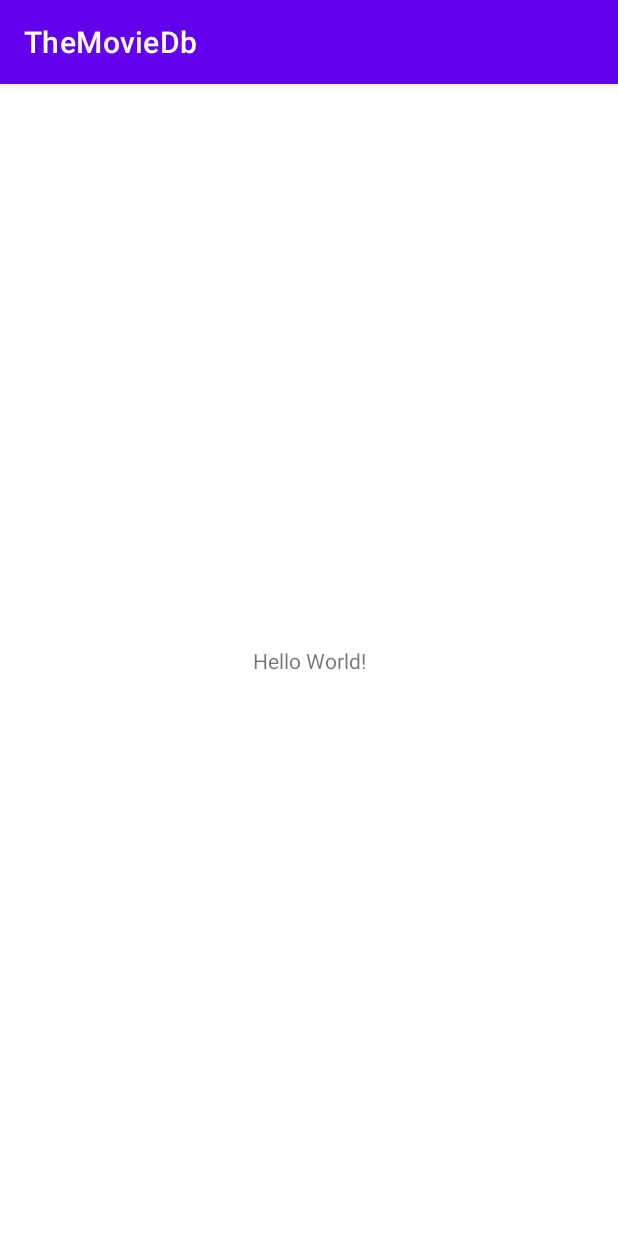
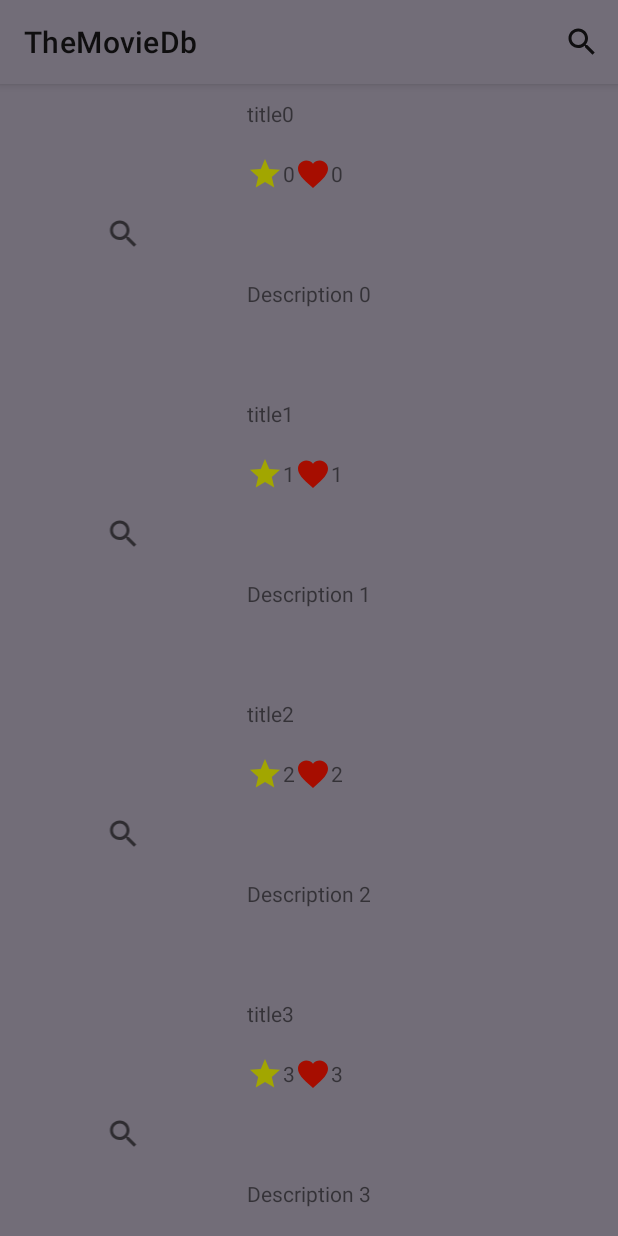
Before and after one commit to schigabiga/themoviedb, an Android app: the screen it shows after launch (MainActivity), on a phone screen of 412 x 824 dp. Run offline under Robolectric (Android 15) with nearby library versions, the phone set to English and light mode, and no system bars.

Commit message:
UI, adapter

```diff
--- a/app/build.gradle
+++ b/app/build.gradle
@@ -36,4 +36,9 @@ dependencies {
     testImplementation 'junit:junit:4.+'
     androidTestImplementation 'androidx.test.ext:junit:1.1.2'
     androidTestImplementation 'androidx.test.espresso:espresso-core:3.3.0'
+
+    //
+    implementation 'com.squareup.retrofit2:retrofit:2.9.0'
+    implementation 'com.squareup.retrofit2:converter-gson:2.9.0'
+    implementation 'com.squareup.picasso:picasso:2.71828'
 }
--- a/app/src/main/java/com/schigabiga/themoviedb/MainActivity.java
+++ b/app/src/main/java/com/schigabiga/themoviedb/MainActivity.java
@@ -1,14 +1,69 @@
 package com.schigabiga.themoviedb;
 
 import androidx.appcompat.app.AppCompatActivity;
+import androidx.core.widget.NestedScrollView;
+import androidx.recyclerview.widget.LinearLayoutManager;
+import androidx.recyclerview.widget.RecyclerView;
 
 import android.os.Bundle;
+import android.view.Menu;
+import android.view.MenuItem;
+import android.widget.SearchView;
+
+import com.schigabiga.themoviedb.adapter.MovieAdapter;
+import com.schigabiga.themoviedb.model.Movie;
+
+import java.util.ArrayList;
 
 public class MainActivity extends AppCompatActivity {
+
+    RecyclerView recyclerView;
+    NestedScrollView nestedScrollView;
+    ArrayList<Movie> movies = new ArrayList<Movie>();
+    MovieAdapter movieAdapter;
 
     @Override
     protected void onCreate(Bundle savedInstanceState) {
         super.onCreate(savedInstanceState);
         setContentView(R.layout.activity_main);
+
+        setList();
+        setUpUI();
+    }
+
+
+    @Override
+    public boolean onCreateOptionsMenu(Menu menu) {
+        getMenuInflater().inflate(R.menu.search_menu,menu);
+        MenuItem menuItem = menu.findItem(R.id.btn_search);
+        androidx.appcompat.widget.SearchView searchView = (androidx.appcompat.widget.SearchView) menuItem.getActionView();
+        searchView.setQueryHint("Find your movie...");
+
+        searchView.setOnQueryTextListener(new androidx.appcompat.widget.SearchView.OnQueryTextListener() {
+            @Override
+            public boolean onQueryTextSubmit(String query) {
+                return false;
+            }
+
+            @Override
+            public boolean onQueryTextChange(String newText) {
+                return false;
+            }
+        });
+        return super.onCreateOptionsMenu(menu);
+    }
+
+    private void setUpUI(){
+        nestedScrollView = findViewById(R.id.nested_scroll);
+        recyclerView = findViewById(R.id.recycleview);
+        movieAdapter = new MovieAdapter(this,movies);
+        recyclerView.setLayoutManager(new LinearLayoutManager(this));
+        recyclerView.setAdapter(movieAdapter);
+    }
+
+    private void setList(){
+        for (int i=0;i<10;i++) {
+            movies.add(new Movie("title"+i, String.valueOf(i), String.valueOf(i), "Description "+i));
+        }
     }
 }
--- /dev/null
+++ b/app/src/main/java/com/schigabiga/themoviedb/adapter/MovieAdapter.java
@@ -0,0 +1,63 @@
+package com.schigabiga.themoviedb.adapter;
+
+import android.app.Activity;
+import android.view.LayoutInflater;
+import android.view.View;
+import android.view.ViewGroup;
+import android.widget.TextView;
+
+import androidx.annotation.NonNull;
+import androidx.recyclerview.widget.RecyclerView;
+
+import com.schigabiga.themoviedb.R;
+import com.schigabiga.themoviedb.model.Movie;
+
+import java.util.ArrayList;
+
+public class MovieAdapter extends RecyclerView.Adapter<MovieAdapter.ViewHolder> {
+
+    private ArrayList<Movie> movies;
+    private Activity activity;
+
+    public MovieAdapter(Activity activity, ArrayList<Movie> movies){
+        this.activity = activity;
+        this.movies = movies;
+    }
+
+    @NonNull
+    @Override
+    public MovieAdapter.ViewHolder onCreateViewHolder(@NonNull ViewGroup parent, int viewType) {
+        View view = LayoutInflater.from(parent.getContext()).inflate(R.layout.movie_items,parent,false);
+        return new ViewHolder(view);
+    }
+
+    @Override
+    public void onBindViewHolder(@NonNull MovieAdapter.ViewHolder holder, int position) {
+        Movie movie_current = movies.get(position);
+
+        holder.title.setText(movie_current.getTitle());
+        holder.fav.setText(movie_current.getFav());
+        holder.like.setText(movie_current.getLike());
+        holder.desc.setText(movie_current.getDesc());
+
+    }
+
+    @Override
+    public int getItemCount() {
+        return movies.size();
+    }
+
+    public class ViewHolder extends RecyclerView.ViewHolder{
+        TextView title;
+        TextView fav;
+        TextView like;
+        TextView desc;
+        public ViewHolder(@NonNull View itemView) {
+            super(itemView);
+            title = itemView.findViewById(R.id.movie_item_title);
+            fav = itemView.findViewById(R.id.movie_item_fav);
+            like = itemView.findViewById(R.id.movie_item_like);
+            desc = itemView.findViewById(R.id.movie_item_desc);
+        }
+    }
+}
--- /dev/null
+++ b/app/src/main/java/com/schigabiga/themoviedb/model/Movie.java
@@ -0,0 +1,44 @@
+package com.schigabiga.themoviedb.model;
+
+public class Movie {
+    private String title,fav,like,desc;
+
+    public Movie(String title, String fav, String like, String desc) {
+        this.title = title;
+        this.fav = fav;
+        this.like = like;
+        this.desc = desc;
+    }
+
+    public String getDesc() {
+        return desc;
+    }
+
+    public void setDesc(String desc) {
+        this.desc = desc;
+    }
+
+    public String getTitle() {
+        return title;
+    }
+
+    public void setTitle(String title) {
+        this.title = title;
+    }
+
+    public String getFav() {
+        return fav;
+    }
+
+    public void setFav(String fav) {
+        this.fav = fav;
+    }
+
+    public String getLike() {
+        return like;
+    }
+
+    public void setLike(String like) {
+        this.like = like;
+    }
+}
--- /dev/null
+++ b/app/src/main/res/drawable/ic_love.xml
@@ -0,0 +1,5 @@
+<vector android:height="24dp" android:tint="#A60D00"
+    android:viewportHeight="24" android:viewportWidth="24"
+    android:width="24dp" xmlns:android="http://schemas.android.com/apk/res/android">
+    <path android:fillColor="@android:color/white" android:pathData="M12,21.35l-1.45,-1.32C5.4,15.36 2,12.28 2,8.5 2,5.42 4.42,3 7.5,3c1.74,0 3.41,0.81 4.5,2.09C13.09,3.81 14.76,3 16.5,3 19.58,3 22,5.42 22,8.5c0,3.78 -3.4,6.86 -8.55,11.54L12,21.35z"/>
+</vector>
--- /dev/null
+++ b/app/src/main/res/drawable/ic_search.xml
@@ -0,0 +1,10 @@
+<vector xmlns:android="http://schemas.android.com/apk/res/android"
+    android:width="24dp"
+    android:height="24dp"
+    android:viewportWidth="24"
+    android:viewportHeight="24"
+    android:tint="?attr/colorControlNormal">
+  <path
+      android:fillColor="@android:color/white"
+      android:pathData="M15.5,14h-0.79l-0.28,-0.27C15.41,12.59 16,11.11 16,9.5 16,5.91 13.09,3 9.5,3S3,5.91 3,9.5 5.91,16 9.5,16c1.61,0 3.09,-0.59 4.23,-1.57l0.27,0.28v0.79l5,4.99L20.49,19l-4.99,-5zM9.5,14C7.01,14 5,11.99 5,9.5S7.01,5 9.5,5 14,7.01 14,9.5 11.99,14 9.5,14z"/>
+</vector>
--- /dev/null
+++ b/app/src/main/res/drawable/ic_star.xml
@@ -0,0 +1,5 @@
+<vector android:height="24dp" android:tint="#A2A600"
+    android:viewportHeight="24" android:viewportWidth="24"
+    android:width="24dp" xmlns:android="http://schemas.android.com/apk/res/android">
+    <path android:fillColor="@android:color/white" android:pathData="M12,17.27L18.18,21l-1.64,-7.03L22,9.24l-7.19,-0.61L12,2 9.19,8.63 2,9.24l5.46,4.73L5.82,21z"/>
+</vector>
--- a/app/src/main/res/layout/activity_main.xml
+++ b/app/src/main/res/layout/activity_main.xml
@@ -1,18 +1,18 @@
 <?xml version="1.0" encoding="utf-8"?>
-<androidx.constraintlayout.widget.ConstraintLayout xmlns:android="http://schemas.android.com/apk/res/android"
-    xmlns:app="http://schemas.android.com/apk/res-auto"
+<androidx.core.widget.NestedScrollView
+    xmlns:android="http://schemas.android.com/apk/res/android"
     xmlns:tools="http://schemas.android.com/tools"
     android:layout_width="match_parent"
     android:layout_height="match_parent"
+    android:background="@color/background"
+    android:id="@+id/nested_scroll"
     tools:context=".MainActivity">
 
-    <TextView
-        android:layout_width="wrap_content"
-        android:layout_height="wrap_content"
-        android:text="Hello World!"
-        app:layout_constraintBottom_toBottomOf="parent"
-        app:layout_constraintLeft_toLeftOf="parent"
-        app:layout_constraintRight_toRightOf="parent"
-        app:layout_constraintTop_toTopOf="parent" />
+    <androidx.recyclerview.widget.RecyclerView
+        android:layout_width="match_parent"
+        android:layout_height="match_parent"
+        android:id="@+id/recycleview"
+        android:nestedScrollingEnabled="false"
+        tools:listitem="@layout/movie_items"/>
 
-</androidx.constraintlayout.widget.ConstraintLayout>
+</androidx.core.widget.NestedScrollView>
--- /dev/null
+++ b/app/src/main/res/layout/movie_items.xml
@@ -0,0 +1,69 @@
+<?xml version="1.0" encoding="utf-8"?>
+<RelativeLayout
+    xmlns:android="http://schemas.android.com/apk/res/android"
+    android:layout_width="match_parent"
+    android:layout_height="200dp">
+
+    <LinearLayout
+        android:layout_width="match_parent"
+        android:layout_height="match_parent"
+        android:weightSum="5"
+        android:orientation="horizontal">
+        <ImageView
+            android:layout_weight="2"
+            android:layout_width="0dp"
+            android:layout_height="wrap_content"
+            android:layout_gravity="center_vertical"
+            android:id="@+id/movie_item_img"
+            android:src="@drawable/ic_search"/>
+        <LinearLayout
+            android:layout_weight="3"
+            android:layout_width="0dp"
+            android:layout_height="match_parent"
+            android:orientation="vertical"
+            android:weightSum="5">
+            <TextView
+                android:layout_width="match_parent"
+                android:layout_height="0dp"
+                android:text="Ures"
+                android:gravity="center_vertical"
+                android:id="@+id/movie_item_title"
+                android:layout_weight="1"/>
+            <LinearLayout
+                android:layout_width="match_parent"
+                android:layout_height="0dp"
+                android:gravity="center_vertical"
+                android:layout_weight="1">
+                <ImageView
+                    android:layout_width="wrap_content"
+                    android:layout_height="wrap_content"
+                    android:src="@drawable/ic_star"/>
+                <TextView
+                    android:layout_width="wrap_content"
+                    android:layout_height="wrap_content"
+                    android:id="@+id/movie_item_fav"
+                    android:text="Ures"/>
+                <ImageView
+                    android:layout_width="wrap_content"
+                    android:layout_height="wrap_content"
+                    android:src="@drawable/ic_love"/>
+                <TextView
+                    android:layout_width="wrap_content"
+                    android:layout_height="wrap_content"
+                    android:id="@+id/movie_item_like"
+                    android:text="Ures"/>
+            </LinearLayout>
+            <TextView
+                android:layout_width="match_parent"
+                android:layout_height="0dp"
+                android:layout_weight="3"
+                android:id="@+id/movie_item_desc"
+                android:ellipsize="end"
+                android:maxLines="5"
+                android:gravity="center_vertical"
+                android:text="Ures"/>
+        </LinearLayout>
+
+    </LinearLayout>
+
+</RelativeLayout>
--- /dev/null
+++ b/app/src/main/res/menu/search_menu.xml
@@ -0,0 +1,12 @@
+<?xml version="1.0" encoding="utf-8"?>
+<menu xmlns:android="http://schemas.android.com/apk/res/android"
+    xmlns:app="http://schemas.android.com/apk/res-auto">
+
+    <item
+        android:id="@+id/btn_search"
+        android:title="Search"
+        android:icon="@drawable/ic_search"
+        app:showAsAction="ifRoom|collapseActionView"
+        app:actionViewClass="androidx.appcompat.widget.SearchView"/>
+
+</menu>
--- a/app/src/main/res/values/colors.xml
+++ b/app/src/main/res/values/colors.xml
@@ -7,4 +7,6 @@
     <color name="teal_700">#FF018786</color>
     <color name="black">#FF000000</color>
     <color name="white">#FFFFFFFF</color>
+
+    <color name="background">#726D78</color>
 </resources>
--- a/app/src/main/res/values/themes.xml
+++ b/app/src/main/res/values/themes.xml
@@ -1,16 +1,7 @@
 <resources xmlns:tools="http://schemas.android.com/tools">
     <!-- Base application theme. -->
-    <style name="Theme.TheMovieDb" parent="Theme.MaterialComponents.DayNight.DarkActionBar">
-        <!-- Primary brand color. -->
-        <item name="colorPrimary">@color/purple_500</item>
-        <item name="colorPrimaryVariant">@color/purple_700</item>
-        <item name="colorOnPrimary">@color/white</item>
-        <!-- Secondary brand color. -->
-        <item name="colorSecondary">@color/teal_200</item>
-        <item name="colorSecondaryVariant">@color/teal_700</item>
-        <item name="colorOnSecondary">@color/black</item>
-        <!-- Status bar color. -->
+    <style name="Theme.TheMovieDb" parent="Theme.MaterialComponents.Light">
+        <item name="colorPrimary">#726D78</item>
         <item name="android:statusBarColor" tools:targetApi="l">?attr/colorPrimaryVariant</item>
-        <!-- Customize your theme here. -->
     </style>
 </resources>
```
Also changed, not shown: app/src/main/res/drawable/ic_search_background.xml (added, +74 -0 lines), app/src/main/res/drawable/ic_search_foreground.xml (added, +15 -0 lines), app/src/main/ic_search-playstore.png (added).
